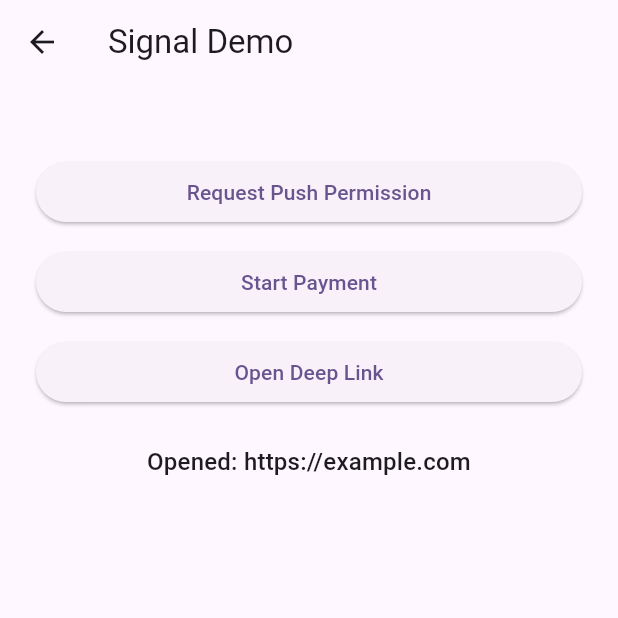
After one commit to AlphaWaveSystems/e2e-test-workspace, a Flutter app: the SignalDemoPage screen opened by its route, after a tap on "Request Push Permission", after a tap on "Start Payment", after a tap on "Open Deep Link", on a phone screen of 412 x 824 dp, the top half of it. The commit adds this screen. Run offline on Flutter 3.47's test engine with Material 3 defaults, Android fonts, the phone set to English and light mode, and no system bars; our stand-ins replace get_it, local_auth; missing offline and left inert: flutter_probe_agent, nightowl_sdk; accounts and stored records are empty.

Commit message:
feat(signal): add SignalDemo screen and signal_delivery probe tests
- Add SignalDemoPage with push permission, payment, and deep link signal demos
- Wire /signal route in app.dart and home_page.dart navigation
- Add signal nav tile (moved to position 3 for viewport visibility)
- Add tests/signal/signal_delivery.probe covering all 4 signal scenarios

```diff
--- a/mobile/lib/app.dart
+++ b/mobile/lib/app.dart
@@ -14,6 +14,7 @@ import 'features/gestures/presentation/pages/gestures_page.dart';
 import 'features/device/presentation/pages/device_page.dart';
 import 'features/visual/presentation/pages/visual_page.dart';
 import 'features/dynamic/presentation/pages/dynamic_page.dart';
+import 'features/signal/presentation/pages/signal_demo_page.dart';
 
 class ProbeTestApp extends StatelessWidget {
   const ProbeTestApp({super.key});
@@ -49,6 +50,7 @@ class ProbeTestApp extends StatelessWidget {
           Routes.device: (context) => const DevicePage(),
           Routes.visual: (context) => const VisualPage(),
           Routes.dynamic: (context) => const DynamicPage(),
+          Routes.signal: (context) => const SignalDemoPage(),
         },
       ),
     );
--- /dev/null
+++ b/mobile/lib/features/signal/presentation/pages/signal_demo_page.dart
@@ -0,0 +1,119 @@
+import 'package:flutter/material.dart';
+import 'package:flutter_probe_agent/flutter_probe_agent.dart';
+
+/// Exercises FlutterProbe v0.9.9's `deliver signal "name"` step.
+///
+/// Three buttons each start an async operation that would normally block on
+/// an OS-level prompt (push permission, payment, deep link). In PROBE_AGENT
+/// mode they block on [awaitSignal] instead, letting the test script resolve
+/// them with `deliver signal` at the right moment.
+class SignalDemoPage extends StatefulWidget {
+  const SignalDemoPage({super.key});
+
+  @override
+  State<SignalDemoPage> createState() => _SignalDemoPageState();
+}
+
+class _SignalDemoPageState extends State<SignalDemoPage> {
+  String _status = '';
+  bool _busy = false;
+
+  Future<void> _requestPushPermission() async {
+    setState(() { _busy = true; _status = 'Waiting for permission…'; });
+    if (const bool.fromEnvironment('PROBE_AGENT')) {
+      final granted = await awaitSignal('push_permission');
+      if (!mounted) return;
+      setState(() {
+        _busy = false;
+        _status = granted == 'true' ? 'Notifications enabled' : 'Permission denied';
+      });
+    } else {
+      // Real implementation would call firebase_messaging / permission_handler.
+      await Future.delayed(const Duration(seconds: 1));
+      if (!mounted) return;
+      setState(() { _busy = false; _status = 'Notifications enabled'; });
+    }
+  }
+
+  Future<void> _startPayment() async {
+    setState(() { _busy = true; _status = 'Payment in progress…'; });
+    if (const bool.fromEnvironment('PROBE_AGENT')) {
+      final result = await awaitSignal('payment_result');
+      if (!mounted) return;
+      setState(() {
+        _busy = false;
+        _status = result == 'success' ? 'Payment confirmed' : 'Payment failed';
+      });
+    } else {
+      await Future.delayed(const Duration(seconds: 1));
+      if (!mounted) return;
+      setState(() { _busy = false; _status = 'Payment confirmed'; });
+    }
+  }
+
+  Future<void> _openDeepLink() async {
+    setState(() { _busy = true; _status = 'Opening link…'; });
+    if (const bool.fromEnvironment('PROBE_AGENT')) {
+      final target = await awaitSignal('deep_link');
+      if (!mounted) return;
+      setState(() {
+        _busy = false;
+        _status = 'Opened: $target';
+      });
+    } else {
+      await Future.delayed(const Duration(seconds: 1));
+      if (!mounted) return;
+      setState(() { _busy = false; _status = 'Opened: https://example.com'; });
+    }
+  }
+
+  @override
+  Widget build(BuildContext context) {
+    return Scaffold(
+      appBar: AppBar(title: const Text('Signal Demo')),
+      body: Padding(
+        padding: const EdgeInsets.all(24),
+        child: Column(
+          crossAxisAlignment: CrossAxisAlignment.stretch,
+          children: [
+            const SizedBox(height: 24),
+            ElevatedButton(
+              key: const ValueKey('request_push_permission'),
+              onPressed: _busy ? null : _requestPushPermission,
+              child: const Text('Request Push Permission'),
+            ),
+            const SizedBox(height: 12),
+            ElevatedButton(
+              key: const ValueKey('start_payment'),
+              onPressed: _busy ? null : _startPayment,
+              child: const Text('Start Payment'),
+            ),
+            const SizedBox(height: 12),
+            ElevatedButton(
+              key: const ValueKey('open_deep_link'),
+              onPressed: _busy ? null : _openDeepLink,
+              child: const Text('Open Deep Link'),
+            ),
+            if (_busy) ...[
+              const SizedBox(height: 24),
+              const Center(
+                child: CircularProgressIndicator(
+                  key: ValueKey('signal_progress'),
+                ),
+              ),
+            ],
+            if (_status.isNotEmpty) ...[
+              const SizedBox(height: 24),
+              Text(
+                _status,
+                key: const ValueKey('signal_status'),
+                textAlign: TextAlign.center,
+                style: Theme.of(context).textTheme.titleMedium,
+              ),
+            ],
+          ],
+        ),
+      ),
+    );
+  }
+}
--- a/mobile/lib/navigation/home_page.dart
+++ b/mobile/lib/navigation/home_page.dart
@@ -83,6 +83,7 @@ class _HomePageState extends State<HomePage> {
             children: [
               _navTile('Login', Icons.login, Routes.login, 'nav_login'),
               _navTile('Biometric Login', Icons.face, Routes.biometric, 'nav_biometric'),
+              _navTile('Signal Demo', Icons.notifications_active, Routes.signal, 'nav_signal'),
               _navTile('Dashboard', Icons.dashboard, Routes.dashboard, 'nav_dashboard'),
               _navTile('Settings', Icons.settings, Routes.settings, 'nav_settings'),
               _navTile('Items', Icons.list, Routes.items, 'nav_items'),
--- a/mobile/lib/navigation/routes.dart
+++ b/mobile/lib/navigation/routes.dart
@@ -12,4 +12,5 @@ class Routes {
   static const String device = '/device';
   static const String visual = '/visual';
   static const String dynamic = '/dynamic';
+  static const String signal = '/signal';
 }
```
Also changed, not shown: 1 other file.
